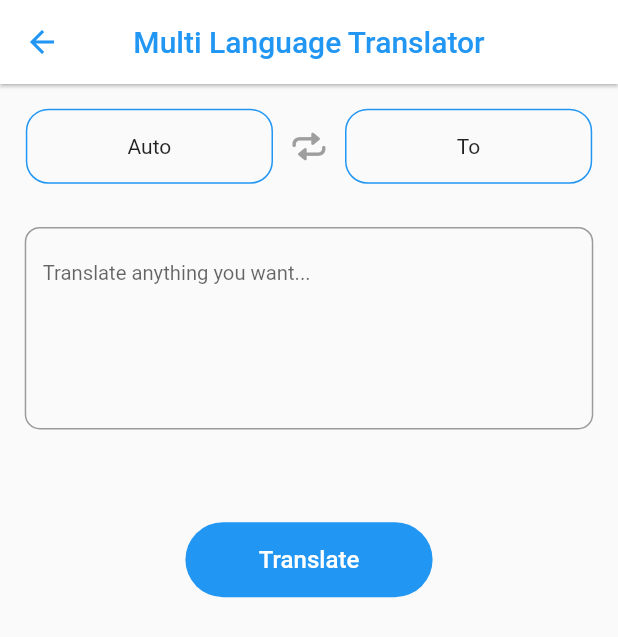
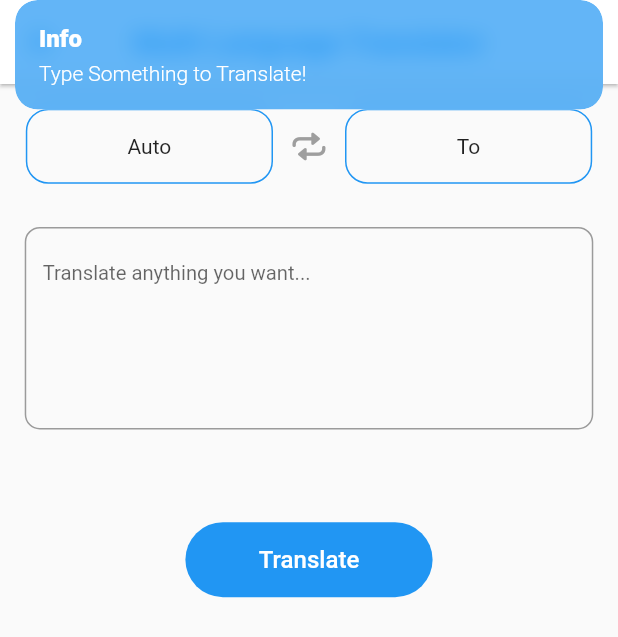
Before and after one commit to HarshAndroid/Ai-Assistant-In-Flutter-Using-ChatGpt, a Flutter app: the TranslatorFeature screen opened directly, after a tap on "Translate", on a phone screen of 412 x 824 dp. Shown: the top 637 px of the screen. Run offline on Flutter 3.47's test engine with Material 3 defaults, Android fonts, the phone set to English and light mode, and no system bars; our stand-ins replace animated_text_kit, cached_network_image, flutter_animate, get, hive, lottie and 1 more; missing offline and left inert: dart_openai, gallery_saver_updated; accounts and stored records are empty; statements that could not run were skipped; project files that could hold a hidden picture were left out.

Commit message:
*Added Ai Language Translator Feature.

```diff
--- a/lib/controller/translate_controller.dart
+++ b/lib/controller/translate_controller.dart
@@ -1,21 +1,237 @@
+import 'dart:convert';
+import 'dart:developer';
+
 import 'package:flutter/material.dart';
 import 'package:get/get.dart';
 
+import '../apis/apis.dart';
 import '../helper/my_dialog.dart';
+import 'image_controller.dart';
 
 class TranslateController extends GetxController {
   final textC = TextEditingController();
   final resultC = TextEditingController();
 
   final from = ''.obs, to = ''.obs;
+  final status = Status.none.obs;
 
-  Future<void> askQuestion() async {
-    if (textC.text.trim().isNotEmpty) {
-      // final res = await APIs.getAnswer(textC.text);
+  // list of languages available
+  final lang = const [
+    "Afar",
+    "Abkhazian",
+    "Avestan",
+    "Afrikaans",
+    "Akan",
+    "Amharic",
+    "Aragonese",
+    "Arabic",
+    "Assamese",
+    "Avaric",
+    "Aymara",
+    "Azerbaijani",
+    "Bashkir",
+    "Belarusian",
+    "Bulgarian",
+    "Bihari languages",
+    "Bislama",
+    "Bambara",
+    "Bengali",
+    "Tibetan",
+    "Breton",
+    "Bosnian",
+    "Catalan",
+    "Chechen",
+    "Chamorro",
+    "Corsican",
+    "Cree",
+    "Czech",
+    "Church Slavic",
+    "Chuvash",
+    "Welsh",
+    "Danish",
+    "German",
+    "Maldivian",
+    "Dzongkha",
+    "Ewe",
+    "Greek",
+    "English",
+    "Esperanto",
+    "Spanish",
+    "Estonian",
+    "Basque",
+    "Persian",
+    "Fulah",
+    "Finnish",
+    "Fijian",
+    "Faroese",
+    "French",
+    "Western Frisian",
+    "Irish",
+    "Gaelic",
+    "Galician",
+    "Guarani",
+    "Gujarati",
+    "Manx",
+    "Hausa",
+    "Hebrew",
+    "Hindi",
+    "Hiri Motu",
+    "Croatian",
+    "Haitian",
+    "Hungarian",
+    "Armenian",
+    "Herero",
+    "Interlingua",
+    "Indonesian",
+    "Interlingue",
+    "Igbo",
+    "Sichuan Yi",
+    "Inupiaq",
+    "Ido",
+    "Icelandic",
+    "Italian",
+    "Inuktitut",
+    "Japanese",
+    "Javanese",
+    "Georgian",
+    "Kongo",
+    "Kikuyu",
+    "Kuanyama",
+    "Kazakh",
+    "Kalaallisut",
+    "Central Khmer",
+    "Kannada",
+    "Korean",
+    "Kanuri",
+    "Kashmiri",
+    "Kurdish",
+    "Komi",
+    "Cornish",
+    "Kirghiz",
+    "Latin",
+    "Luxembourgish",
+    "Ganda",
+    "Limburgan",
+    "Lingala",
+    "Lao",
+    "Lithuanian",
+    "Luba-Katanga",
+    "Latvian",
+    "Malagasy",
+    "Marshallese",
+    "Maori",
+    "Macedonian",
+    "Malayalam",
+    "Mongolian",
+    "Marathi",
+    "Malay",
+    "Maltese",
+    "Burmese",
+    "Nauru",
+    "Norwegian",
+    "North Ndebele",
+    "Nepali",
+    "Ndonga",
+    "Dutch",
+    "South Ndebele",
+    "Navajo",
+    "Chichewa",
+    "Occitan",
+    "Ojibwa",
+    "Oromo",
+    "Oriya",
+    "Ossetic",
+    "Panjabi",
+    "Pali",
+    "Polish",
+    "Pushto",
+    "Portuguese",
+    "Quechua",
+    "Romansh",
+    "Rundi",
+    "Romanian",
+    "Russian",
+    "Kinyarwanda",
+    "Sanskrit",
+    "Sardinian",
+    "Sindhi",
+    "Northern Sami",
+    "Sango",
+    "Sinhala",
+    "Slovak",
+    "Slovenian",
+    "Samoan",
+    "Shona",
+    "Somali",
+    "Albanian",
+    "Serbian",
+    "Swati",
+    "Sotho, Southern",
+    "Sundanese",
+    "Swedish",
+    "Swahili",
+    "Tamil",
+    "Telugu",
+    "Tajik",
+    "Thai",
+    "Tigrinya",
+    "Turkmen",
+    "Tagalog",
+    "Tswana",
+    "Tonga",
+    "Turkish",
+    "Tsonga",
+    "Tatar",
+    "Twi",
+    "Tahitian",
+    "Uighur",
+    "Ukrainian",
+    "Urdu",
+    "Uzbek",
+    "Venda",
+    "Vietnamese",
+    "Volapük",
+    "Walloon",
+    "Wolof",
+    "Xhosa",
+    "Yiddish",
+    "Yoruba",
+    "Zhuang",
+    "Chinese",
+    "Zulu"
+  ];
 
-      textC.text = '';
+  Future<void> translate() async {
+    if (textC.text.trim().isNotEmpty && to.isNotEmpty) {
+      status.value = Status.loading;
+
+      String prompt = '';
+
+      if (from.isNotEmpty) {
+        prompt =
+            'Can you translate given text from ${from.value} to ${to.value}:\n${textC.text}';
+      } else {
+        prompt = 'Can you translate given text to ${to.value}:\n${textC.text}';
+      }
+
+      log(prompt);
+
+      final res = await APIs.getAnswer(prompt);
+      resultC.text = utf8.decode(res.codeUnits);
+
+      status.value = Status.complete;
     } else {
-      MyDialog.info('Ask Something!');
+      status.value = Status.none;
+      if (to.isEmpty) MyDialog.info('Select To Language!');
+      if (textC.text.isEmpty) MyDialog.info('Type Something to Translate!');
+    }
+  }
+
+  void swapLanguages() {
+    if (to.isNotEmpty && from.isNotEmpty) {
+      final t = to.value;
+      to.value = from.value;
+      from.value = t;
     }
   }
 }
--- a/lib/screen/feature/translator_feature.dart
+++ b/lib/screen/feature/translator_feature.dart
@@ -1,9 +1,15 @@
 import 'package:flutter/cupertino.dart';
 import 'package:flutter/material.dart';
+import 'package:get/get.dart';
+import 'package:get/get_core/get_core.dart';
+import 'package:get/get_navigation/get_navigation.dart';
 
+import '../../controller/image_controller.dart';
 import '../../controller/translate_controller.dart';
 import '../../helper/global.dart';
 import '../../widget/custom_btn.dart';
+import '../../widget/custom_loading.dart';
+import '../../widget/language_sheet.dart';
 
 class TranslatorFeature extends StatefulWidget {
   const TranslatorFeature({super.key});
@@ -30,34 +36,47 @@ class _TranslatorFeatureState extends State<TranslatorFeature> {
         children: [
           Row(mainAxisAlignment: MainAxisAlignment.center, children: [
             //from language
-            Container(
+            InkWell(
+              onTap: () => Get.bottomSheet(LanguageSheet(c: _c, s: _c.from)),
+              borderRadius: const BorderRadius.all(Radius.circular(15)),
+              child: Container(
                 height: 50,
                 width: mq.width * .4,
                 alignment: Alignment.center,
                 decoration: BoxDecoration(
                     border: Border.all(color: Colors.blue),
                     borderRadius: const BorderRadius.all(Radius.circular(15))),
-              child: const Text('Auto'),
+                child:
+                    Obx(() => Text(_c.from.isEmpty ? 'Auto' : _c.from.value)),
+              ),
             ),
 
             //swipe language btn
             IconButton(
-                onPressed: () {},
-                icon: const Icon(
+                onPressed: _c.swapLanguages,
+                icon: Obx(
+                  () => Icon(
                     CupertinoIcons.repeat,
-                  color: Colors.grey,
+                    color: _c.to.isNotEmpty && _c.from.isNotEmpty
+                        ? Colors.blue
+                        : Colors.grey,
+                  ),
                 )),
 
             //to language
-            Container(
+            InkWell(
+              onTap: () => Get.bottomSheet(LanguageSheet(c: _c, s: _c.to)),
+              borderRadius: const BorderRadius.all(Radius.circular(15)),
+              child: Container(
                 height: 50,
                 width: mq.width * .4,
                 alignment: Alignment.center,
                 decoration: BoxDecoration(
                     border: Border.all(color: Colors.blue),
                     borderRadius: const BorderRadius.all(Radius.circular(15))),
-              child: const Text('To'),
-            )
+                child: Obx(() => Text(_c.to.isEmpty ? 'To' : _c.to.value)),
+              ),
+            ),
           ]),
 
           //text field
@@ -78,8 +97,24 @@ class _TranslatorFeatureState extends State<TranslatorFeature> {
           ),
 
           //result field
-          if (_c.resultC.text.isNotEmpty)
-            Padding(
+          Obx(() => _translateResult()),
+
+          //for adding some space
+          SizedBox(height: mq.height * .04),
+
+          //translate btn
+          CustomBtn(
+            onTap: _c.translate,
+            text: 'Translate',
+          )
+        ],
+      ),
+    );
+  }
+
+  Widget _translateResult() => switch (_c.status.value) {
+        Status.none => const SizedBox(),
+        Status.complete => Padding(
             padding: EdgeInsets.symmetric(horizontal: mq.width * .04),
             child: TextFormField(
               controller: _c.resultC,
@@ -90,17 +125,6 @@ class _TranslatorFeatureState extends State<TranslatorFeature> {
                       borderRadius: BorderRadius.all(Radius.circular(10)))),
             ),
           ),
-
-          //for adding some space
-          SizedBox(height: mq.height * .04),
-
-          //translate btn
-          CustomBtn(
-            onTap: () {},
-            text: 'Translate',
-          )
-        ],
-      ),
-    );
+        Status.loading => const Align(child: CustomLoading())
+      };
 }
-}
--- /dev/null
+++ b/lib/widget/language_sheet.dart
@@ -0,0 +1,82 @@
+import 'dart:developer';
+
+import 'package:flutter/material.dart';
+import 'package:get/get.dart';
+
+import '../controller/translate_controller.dart';
+import '../helper/global.dart';
+
+class LanguageSheet extends StatefulWidget {
+  final TranslateController c;
+  final RxString s;
+
+  const LanguageSheet({super.key, required this.c, required this.s});
+
+  @override
+  State<LanguageSheet> createState() => _LanguageSheetState();
+}
+
+class _LanguageSheetState extends State<LanguageSheet> {
+  final _search = ''.obs;
+
+  @override
+  Widget build(BuildContext context) {
+    return Container(
+      height: mq.height * .5,
+      padding: EdgeInsets.only(
+          left: mq.width * .04, right: mq.width * .04, top: mq.height * .02),
+      decoration: const BoxDecoration(
+          color: Colors.white,
+          borderRadius: BorderRadius.only(
+              topLeft: Radius.circular(15), topRight: Radius.circular(15))),
+      child: Column(
+        children: [
+          TextFormField(
+            // controller: _c.resultC,
+            onChanged: (s) => _search.value = s.toLowerCase(),
+
+            onTapOutside: (e) => FocusScope.of(context).unfocus(),
+            decoration: const InputDecoration(
+                prefixIcon: Icon(Icons.translate_rounded, color: Colors.blue),
+                hintText: 'Search Language...',
+                hintStyle: TextStyle(fontSize: 14),
+                border: OutlineInputBorder(
+                    borderRadius: BorderRadius.all(Radius.circular(10)))),
+          ),
+
+          //
+          Expanded(
+            child: Obx(
+              () {
+                final List<String> list = _search.isEmpty
+                    ? widget.c.lang
+                    : widget.c.lang
+                        .where((e) => e.toLowerCase().contains(_search.value))
+                        .toList();
+
+                return ListView.builder(
+                  physics: const BouncingScrollPhysics(),
+                  itemCount: list.length,
+                  padding: EdgeInsets.only(top: mq.height * .02, left: 6),
+                  itemBuilder: (ctx, i) {
+                    return InkWell(
+                      onTap: () {
+                        widget.s.value = list[i];
+                        log(list[i]);
+                        Get.back();
+                      },
+                      child: Padding(
+                        padding: EdgeInsets.only(bottom: mq.height * .02),
+                        child: Text(list[i]),
+                      ),
+                    );
+                  },
+                );
+              },
+            ),
+          )
+        ],
+      ),
+    );
+  }
+}
```
Lines whose indentation alone changed are shown as unchanged.
